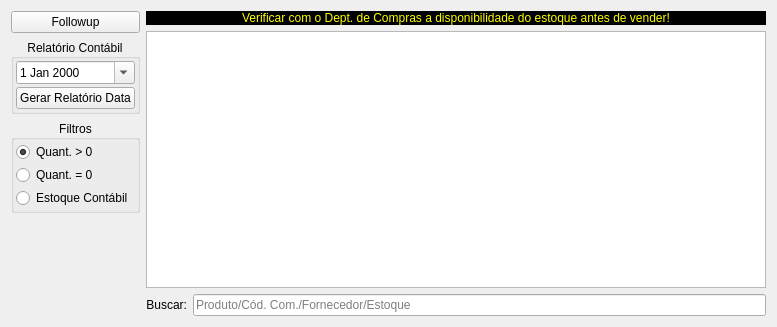
darktorres/ERP-STACCATO, file ui/widgetestoques.ui: the form before one commit.
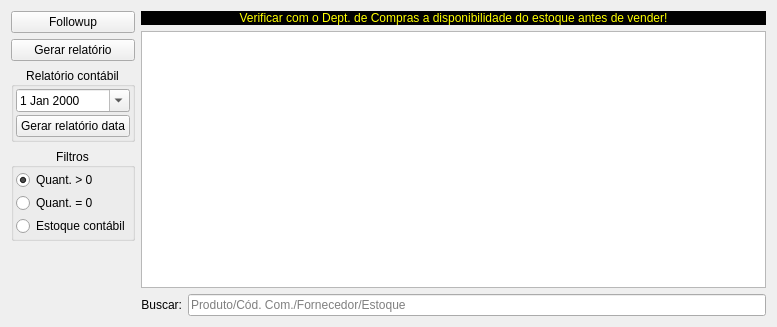
The form after the commit. Custom widgets are drawn as their Qt base class.

Commit message: Adicionado botão de relatório do estoque

What changed in the file:
```diff
--- a/ui/widgetestoques.ui
+++ b/ui/widgetestoques.ui
@@ -23,10 +23,20 @@
        </property>
       </widget>
      </item>
+     <item>
+      <widget class="QPushButton" name="pushButtonRelatorio">
+       <property name="enabled">
+        <bool>true</bool>
+       </property>
+       <property name="text">
+        <string>Gerar relatório</string>
+       </property>
+      </widget>
+     </item>
      <item>
       <widget class="QGroupBox" name="groupBoxRelatorio">
        <property name="title">
-        <string>Relatório Contábil</string>
+        <string>Relatório contábil</string>
        </property>
        <property name="alignment">
         <set>Qt::AlignCenter</set>
@@ -58,12 +68,12 @@
          </widget>
         </item>
         <item row="1" column="0">
-         <widget class="QPushButton" name="pushButtonRelatorio">
+         <widget class="QPushButton" name="pushButtonRelatorioContabil">
           <property name="enabled">
            <bool>true</bool>
           </property>
           <property name="text">
-           <string>Gerar Relatório Data</string>
+           <string>Gerar relatório data</string>
           </property>
          </widget>
         </item>
@@ -117,7 +127,7 @@
            <bool>true</bool>
           </property>
           <property name="text">
-           <string>Estoque Contábil</string>
+           <string>Estoque contábil</string>
           </property>
          </widget>
         </item>
```
Left out of the diff: 2 changed lines with no effect on the pictures. The commit also changes 2 other files.
